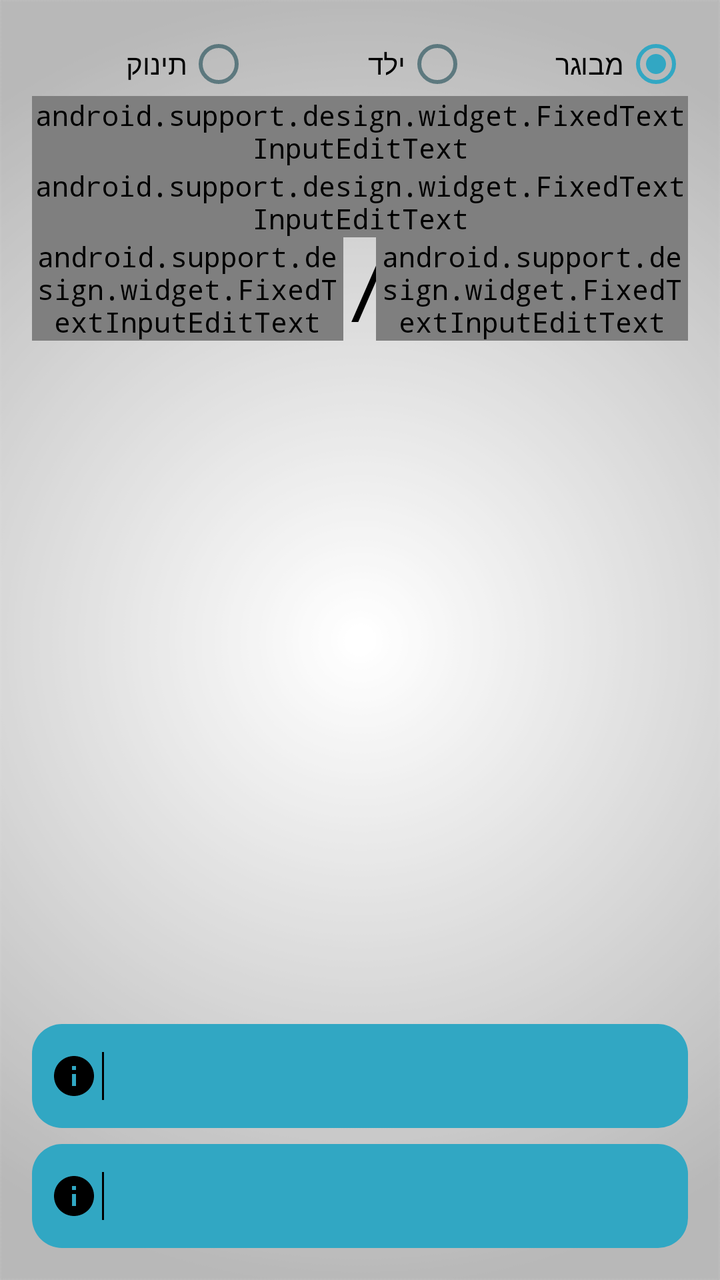
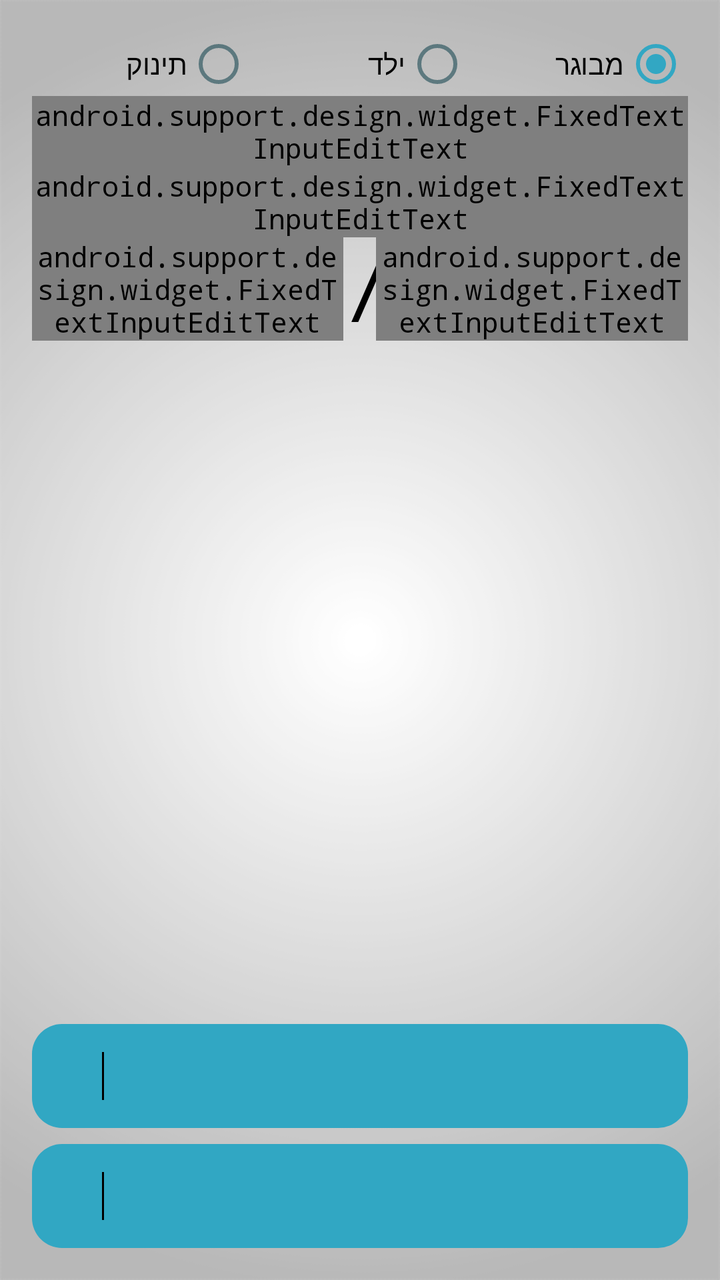

Two renders of the same Android screen: before a commit and after it. Below are the layout's source before the change and the commit's diff.
<!-- AndroidManifest.xml: application theme AppTheme -->
<!-- res/layout/activity_vital.xml -->
<?xml version="1.0" encoding="utf-8"?>
<RelativeLayout
    xmlns:android="http://schemas.android.com/apk/res/android"
    xmlns:app="http://schemas.android.com/apk/res-auto"
    android:layout_width="match_parent"
    android:layout_height="match_parent"
    android:layoutDirection="ltr"
    android:padding="@dimen/activity_horizontal_margin">
    <ScrollView
        android:layout_width="match_parent"
        android:layout_height="match_parent"
        android:layout_above="@+id/VitalInfBG"
        android:layout_marginBottom="8dp">
    <LinearLayout android:layout_width="match_parent"
        android:layout_height="wrap_content"
        android:orientation="vertical">
        <RadioGroup
            android:layout_width="match_parent"
            android:layout_height="wrap_content"
            android:orientation="horizontal"
            android:layoutDirection="rtl"
            android:checkedButton="@+id/old"
            android:id="@+id/radioAge">
            <RadioButton
                android:layout_height="wrap_content"
                android:layout_width="0dp"
                android:layout_weight="1"
                android:text="@string/radio_old"
                android:id="@+id/old"/>
            <RadioButton
                android:layout_height="wrap_content"
                android:layout_width="0dp"
                android:layout_weight="1"
                android:text="@string/radio_kid"
                android:id="@+id/kid"/>
            <RadioButton
                android:layout_height="wrap_content"
                android:layout_width="0dp"
                android:layout_weight="1"
                android:text="@string/radio_baby"
                android:id="@+id/baby"/>
        </RadioGroup>
        <android.support.design.widget.TextInputLayout
            android:layout_width="match_parent"
            android:layout_height="wrap_content"
            android:id="@+id/pulsaTIL">
            <android.support.design.widget.FixedTextInputEditText
                android:layout_width="match_parent"
                android:layout_height="wrap_content"
                android:hint="@string/fullPulse"
                android:id="@+id/pulsa"
                android:maxLength="3"
                android:inputType="number"/>
        </android.support.design.widget.TextInputLayout>
        <android.support.design.widget.TextInputLayout
            android:layout_width="match_parent"
            android:layout_height="wrap_content"
            android:id="@+id/breathingTIL">
            <android.support.design.widget.FixedTextInputEditText
                android:layout_width="match_parent"
                android:layout_height="wrap_content"
                android:hint="@string/breathing"
                android:maxLength="3"
                android:id="@+id/breathing"
                android:nextFocusRight="@+id/systolic"
                android:nextFocusDown="@+id/systolic"
                android:inputType="number"/>
        </android.support.design.widget.TextInputLayout>
        <LinearLayout
            android:layout_width="match_parent"
            android:layout_height="wrap_content"
            android:orientation="horizontal">
            <android.support.design.widget.TextInputLayout
                android:layout_width="0dp"
                android:layout_height="wrap_content"
                android:layout_weight="0.95"
                android:id="@+id/systolicTIL">
                <android.support.design.widget.FixedTextInputEditText
                    android:layout_width="match_parent"
                    android:layout_height="wrap_content"
                    android:hint="@string/systolic"
                    android:nextFocusRight="@+id/diastolic"
                    android:nextFocusDown="@+id/diastolic"
                    android:maxLength="3"
                    android:inputType="number"
                    android:id="@+id/systolic"/>
            </android.support.design.widget.TextInputLayout>
            <TextView
                android:layout_width="0dp"
                android:layout_height="match_parent"
                android:layout_weight="0.1"
                android:text="/"
                android:textSize="40sp"/>
            <android.support.design.widget.TextInputLayout
                android:layout_width="0dp"
                android:layout_height="wrap_content"
                android:layout_weight="0.95"
                android:id="@+id/diastolicTIL">

                <android.support.design.widget.FixedTextInputEditText
                    android:layout_width="match_parent"
                    android:layout_height="wrap_content"
                    android:hint="@string/diastolic"
                    android:maxLength="3"
                    android:inputType="number"
                    android:imeOptions="actionDone"
                    android:id="@+id/diastolic" />
            </android.support.design.widget.TextInputLayout>
        </LinearLayout>
        <TextView
            android:layout_width="match_parent"
            android:layout_height="match_parent"
            android:id="@+id/vitalsResult"
            android:textSize="19sp"/>
    </LinearLayout>
    </ScrollView>
    <LinearLayout
        android:layout_width="match_parent"
        android:layout_height="wrap_content"
        android:id="@+id/VitalInfBG"
        android:background="@drawable/btns_new"
        android:drawablePadding="16dp"
        android:paddingStart="7dp"
        android:padding="14dp"
        android:layout_marginBottom="8dp"
        android:gravity="center_horizontal|top"
        android:layout_above="@+id/VitalMsgBG">
        <ImageView
            android:layout_width="wrap_content"
            android:layout_height="wrap_content"
            android:layout_marginStart="2dp"
            android:layout_marginEnd="2dp"
            android:tint="@color/Black"
            android:src="@drawable/ic_info"/>
        <View
            android:layout_width="1dp"
            android:layout_height="match_parent"
            android:background="@color/Black"
            android:layout_marginEnd="10dp" />
        <TextView
            android:layout_width="match_parent"
            android:layout_height="wrap_content"
            android:id="@+id/VitalInf"
            android:textSize="16sp"/>
    </LinearLayout>
    <LinearLayout
        android:layout_width="match_parent"
        android:layout_height="wrap_content"
        android:id="@+id/VitalMsgBG"
        android:background="@drawable/btns_new"
        android:drawablePadding="16dp"
        android:paddingStart="7dp"
        android:padding="14dp"
        android:gravity="center_horizontal|top"
        android:layout_alignParentBottom="true">
        <ImageView
            android:layout_width="wrap_content"
            android:layout_height="wrap_content"
            android:layout_marginStart="2dp"
            android:layout_marginEnd="2dp"
            android:tint="@color/Black"
            android:src="@drawable/ic_info"/>
        <View
            android:layout_width="1dp"
            android:layout_height="match_parent"
            android:background="@color/Black"
            android:layout_marginEnd="10dp" />
        <TextView
            android:layout_width="match_parent"
            android:layout_height="wrap_content"
            android:id="@+id/VitalMsg"
            android:textSize="16sp"/>
    </LinearLayout>
</RelativeLayout>
<!-- resources referenced by this layout -->
<resources>
  <color name="Black">#000000</color>
  <dimen name="activity_horizontal_margin">16dp</dimen>
  <!-- drawable btns_new (drawable) -->
  <?xml version="1.0" encoding="utf-8"?>
  <shape xmlns:android="http://schemas.android.com/apk/res/android"
      android:shape="rectangle">
      <corners android:radius="15dp" />
      <solid android:color="@color/ColorNice" />
      <padding
          android:right="0dp"
          android:left="0dp"
          android:bottom="0dp"
          android:top="0dp" />
      <stroke
          android:width="0dp"
          android:color="#1e869f" />
  </shape>
  <!-- drawable ic_info: png bitmap (drawable, 1348 bytes) -->
  <string name="breathing">נשימות בדקה</string>
  <string name="diastolic">דיאסטולי</string>
  <string name="fullPulse">דופק בדקה</string>
  <string name="radio_baby">תינוק</string>
  <string name="radio_kid">ילד</string>
  <string name="radio_old">מבוגר</string>
  <string name="systolic">סיסטולי</string>
  <style name="AppTheme" parent="Theme.AppCompat.Light">
          
          <item name="android:textColor">@color/Black</item>
          <item name="colorPrimary">@color/ColorPrimary</item>
          <item name="colorPrimaryDark">@color/ColorPrimaryDark</item>
          <item name="android:textColorHintInverse">@color/ColorBlue</item>
          <item name="actionBarTheme">@style/ThemeOverlay.AppCompat.Dark.ActionBar</item>
          <item name="buttonStyle">@style/FButton</item>
          <item name="android:buttonStyle">@style/FButton</item>
          <item name="colorAccent">@color/materialGrey300</item>
          
          <item name="android:actionMenuTextColor">@color/Black</item>
          <item name="android:itemBackground">@color/materialGrey300</item>
          <item name="android:textColorSecondary">@color/ColorRedDark</item>
          <item name="android:windowBackground">@drawable/ic_bgg</item>
          <item name="android:typeface">monospace</item>
  
          <item name="android:textColorHint">@color/ColorAqua</item>
          <item name="colorControlNormal">@color/ColorBlue</item>
          <item name="colorControlActivated">@color/ColorAqua</item>
          <item name="colorControlHighlight">@color/ColorAqua</item>
      </style>
  <color name="ColorNice">#31a7c3</color>
  <color name="ColorPrimary">#10133b</color>
  <color name="ColorPrimaryDark">#1a1d4b</color>
  <color name="ColorBlue">#98194853</color>
  <style name="FButton" parent="Theme.AppCompat.Light">
          <item name="colorControlHighlight">@color/ColorBlue</item>
          <item name="android:textColor">@color/ColorAqua</item>
          <item name="android:textSize">20sp</item>
      </style>
  <color name="materialGrey300">#ffe0e0e0</color>
  <color name="ColorRedDark">#6b0000</color>
  <!-- drawable ic_bgg: png bitmap (drawable, 33899 bytes) -->
  <color name="ColorAqua">#32a7c3</color>
</resources>

<!-- the commit's change to res/layout/activity_vital.xml (unified diff, before → after) -->
@@ -126,12 +126,12 @@
         android:gravity="center_horizontal|top"
         android:layout_above="@+id/VitalMsgBG">
         <ImageView
-            android:layout_width="wrap_content"
-            android:layout_height="wrap_content"
+            android:layout_width="24dp"
+            android:layout_height="24dp"
             android:layout_marginStart="2dp"
             android:layout_marginEnd="2dp"
             android:tint="@color/Black"
-            android:src="@drawable/ic_info"/>
+            app:srcCompat="@drawable/ic_info"/>
         <View
             android:layout_width="1dp"
             android:layout_height="match_parent"
@@ -154,12 +154,12 @@
         android:gravity="center_horizontal|top"
         android:layout_alignParentBottom="true">
         <ImageView
-            android:layout_width="wrap_content"
-            android:layout_height="wrap_content"
+            android:layout_width="24dp"
+            android:layout_height="24dp"
             android:layout_marginStart="2dp"
             android:layout_marginEnd="2dp"
             android:tint="@color/Black"
-            android:src="@drawable/ic_info"/>
+            app:srcCompat="@drawable/ic_info"/>
         <View
             android:layout_width="1dp"
             android:layout_height="match_parent"
<!-- resource entries referenced after the edit -->
@@ -17,7 +17,16 @@
           android:width="0dp"
           android:color="#1e869f" />
   </shape>
-  <!-- drawable ic_info: png bitmap (drawable, 1348 bytes) -->
+  <!-- drawable ic_info (drawable-anydpi-v21) -->
+  <vector xmlns:android="http://schemas.android.com/apk/res/android"
+          android:width="24dp"
+          android:height="24dp"
+          android:viewportWidth="24.0"
+          android:viewportHeight="24.0">
+      <path
+          android:fillColor="#FFFF"
+          android:pathData="M12,2C6.48,2 2,6.48 2,12s4.48,10 10,10 10,-4.48 10,-10S17.52,2 12,2zM13,17h-2v-6h2v6zM13,9h-2L11,7h2v2z"/>
+  </vector>
   <string name="breathing">נשימות בדקה</string>
   <string name="diastolic">דיאסטולי</string>
   <string name="fullPulse">דופק בדקה</string>
